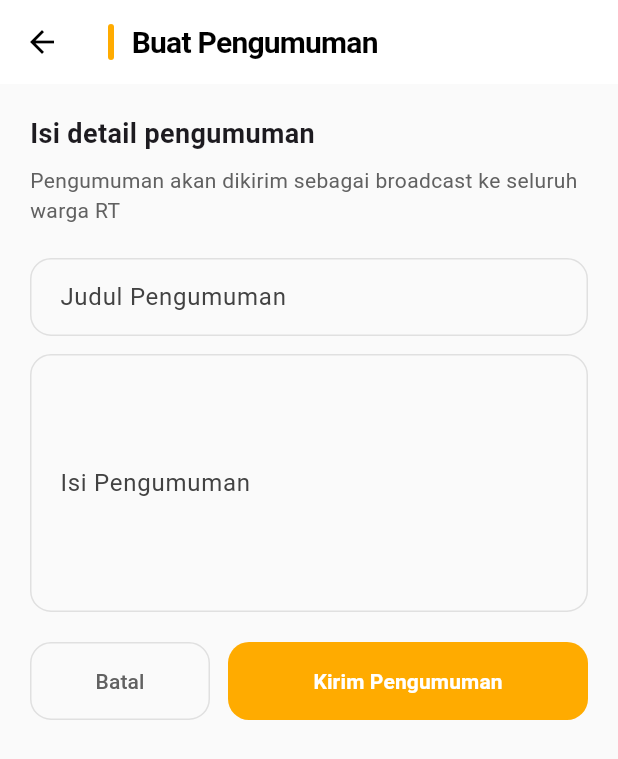
After one commit to Squadron-team/Rukunin-App, a Flutter app: the CreateAnnouncementScreen screen opened directly, on a phone screen of 412 x 824 dp. The commit adds this screen. Shown: the top 759 px of the screen. Run offline on Flutter 3.47's test engine with Material 3 defaults, Android fonts, the phone set to English and light mode, and no system bars; our stand-ins replace cloud_firestore, firebase_auth, firebase_core, open_file, pdf, permission_handler and 3 more; missing offline and left inert: dart:js_interop, excel; accounts and stored records are empty; network calls fail.

Commit message:
feat: add pengumuman menu for ketua RT

```diff
--- /dev/null
+++ b/lib/models/announcementRT.dart
@@ -0,0 +1,9 @@
+class Announcement {
+  final String id;
+  final String title;
+  final String body;
+  final DateTime createdAt;
+  final String author;
+
+  Announcement({required this.id, required this.title, required this.body, required this.createdAt, required this.author});
+}
--- /dev/null
+++ b/lib/pages/community_head/announcements/create_announcement_screen.dart
@@ -0,0 +1,101 @@
+import 'package:flutter/material.dart';
+import 'package:rukunin/models/announcementRT.dart';
+import 'package:rukunin/style/app_colors.dart';
+import 'package:rukunin/widgets/input_decorations.dart';
+
+class CreateAnnouncementScreen extends StatefulWidget {
+  const CreateAnnouncementScreen({super.key});
+
+  @override
+  State<CreateAnnouncementScreen> createState() => _CreateAnnouncementScreenState();
+}
+
+class _CreateAnnouncementScreenState extends State<CreateAnnouncementScreen> {
+  final _formKey = GlobalKey<FormState>();
+  final _title = TextEditingController();
+  final _body = TextEditingController();
+
+  void _submit() {
+    if (!(_formKey.currentState?.validate() ?? false)) return;
+
+    final ann = Announcement(
+      id: 'ann_${DateTime.now().millisecondsSinceEpoch}',
+      title: _title.text.trim(),
+      body: _body.text.trim(),
+      createdAt: DateTime.now(),
+      author: 'Ketua RT',
+    );
+
+    Navigator.pop(context, ann);
+  }
+
+  @override
+  void dispose() {
+    _title.dispose();
+    _body.dispose();
+    super.dispose();
+  }
+
+  @override
+  Widget build(BuildContext context) {
+    return Scaffold(
+      appBar: AppBar(
+        backgroundColor: Colors.white,
+        elevation: 0,
+        title: Row(children: [
+          Container(width: 4, height: 24, decoration: BoxDecoration(color: AppColors.primary, borderRadius: BorderRadius.circular(2))),
+          const SizedBox(width: 12),
+          const Text('Buat Pengumuman', style: TextStyle(color: Colors.black, fontWeight: FontWeight.w700, fontSize: 20, letterSpacing: -0.5)),
+        ]),
+        leading: BackButton(color: Colors.black),
+      ),
+      backgroundColor: Colors.grey[50],
+      body: SingleChildScrollView(
+        padding: const EdgeInsets.all(20),
+        child: Center(
+          child: ConstrainedBox(
+            constraints: const BoxConstraints(maxWidth: 700),
+            child: Column(crossAxisAlignment: CrossAxisAlignment.start, children: [
+              const Text('Isi detail pengumuman', style: TextStyle(fontSize: 18, fontWeight: FontWeight.w700)),
+              const SizedBox(height: 8),
+              Text('Pengumuman akan dikirim sebagai broadcast ke seluruh warga RT', style: TextStyle(color: Colors.grey[700])),
+              const SizedBox(height: 16),
+
+              Form(
+                key: _formKey,
+                child: Column(children: [
+                  const SizedBox(height: 6),
+                  TextFormField(controller: _title, decoration: buildInputDecoration('Judul Pengumuman'), validator: (v) => (v == null || v.trim().isEmpty) ? 'Judul diperlukan' : null),
+                  const SizedBox(height: 12),
+                  TextFormField(controller: _body, decoration: buildInputDecoration('Isi Pengumuman'), maxLines: 6, validator: (v) => (v == null || v.trim().isEmpty) ? 'Isi pengumuman harus diisi' : null),
+                ]),
+              ),
+
+              const SizedBox(height: 20),
+              Row(children: [
+                Expanded(
+                  child: OutlinedButton(
+                    onPressed: () => Navigator.pop(context),
+                    style: OutlinedButton.styleFrom(padding: const EdgeInsets.symmetric(vertical: 16), shape: RoundedRectangleBorder(borderRadius: BorderRadius.circular(14)), side: BorderSide(color: Colors.grey.shade300)),
+                    child: Text('Batal', style: TextStyle(color: Colors.grey[700])),
+                  ),
+                ),
+                const SizedBox(width: 12),
+                Expanded(
+                  flex: 2,
+                  child: ElevatedButton(
+                    onPressed: _submit,
+                    style: ElevatedButton.styleFrom(backgroundColor: AppColors.primary, padding: const EdgeInsets.symmetric(vertical: 16), shape: RoundedRectangleBorder(borderRadius: BorderRadius.circular(14)), elevation: 0),
+                    child: const Text('Kirim Pengumuman', style: TextStyle(color: Colors.white, fontWeight: FontWeight.w700)),
+                  ),
+                ),
+              ]),
+
+              const SizedBox(height: 24),
+            ]),
+          ),
+        ),
+      ),
+    );
+  }
+}
```
Also changed, not shown: lib/pages/community_head/announcements/announcement_detail_modal.dart (added, +71 -0 lines), lib/pages/community_head/announcements/announcements_screen.dart (added, +166 -0 lines), lib/pages/community_head/components/quick_actions.dart (+7 -0 lines), lib/repositories/announcementsRT.dart (added, +92 -0 lines).
